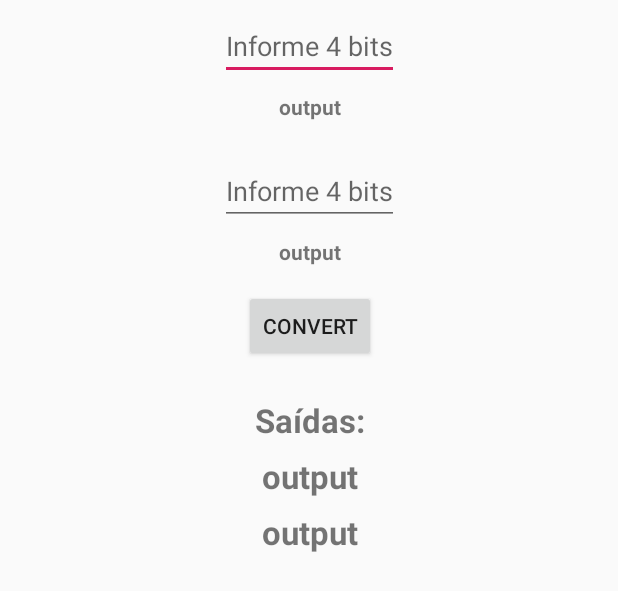
After one commit to bittencourtlima/circuito-somador, an Android app: the layout activity_circuit.xml on its own in the app's theme, with its tools: preview values and no code run, on a phone screen of 412 x 824 dp. The commit adds this screen. Shown: the top 591 px of the screen. Run offline under Robolectric (Android 15) with nearby library versions, the phone set to English and light mode, and no system bars.

Commit message:
Criação da tela e tratamento

```diff
--- /dev/null
+++ b/app/src/main/res/layout/activity_circuit.xml
@@ -0,0 +1,87 @@
+<?xml version="1.0" encoding="utf-8"?>
+<android.support.constraint.ConstraintLayout
+        xmlns:android="http://schemas.android.com/apk/res/android"
+        xmlns:tools="http://schemas.android.com/tools"
+        xmlns:app="http://schemas.android.com/apk/res-auto"
+        android:layout_width="match_parent"
+        android:layout_height="match_parent"
+        tools:context=".CircuitActivity">
+
+    <EditText
+            android:id="@+id/inputBit1"
+            android:layout_width="wrap_content"
+            android:layout_height="wrap_content"
+            android:inputType="number"
+            android:hint="Informe 4 bits" app:layout_constraintEnd_toEndOf="parent" android:layout_marginEnd="8dp"
+            android:layout_marginRight="8dp" app:layout_constraintStart_toStartOf="parent"
+            android:layout_marginLeft="8dp" android:layout_marginStart="8dp" android:layout_marginTop="8dp"
+            app:layout_constraintTop_toTopOf="parent"/>
+
+    <TextView
+            android:id="@+id/outputBit1"
+            android:layout_width="wrap_content"
+            android:layout_height="wrap_content"
+            android:text="output"
+            android:textStyle="bold"
+            app:layout_constraintTop_toBottomOf="@+id/inputBit1" app:layout_constraintEnd_toEndOf="@+id/inputBit1"
+            app:layout_constraintStart_toStartOf="@+id/inputBit1" android:layout_marginTop="8dp"/>
+
+    <EditText
+            android:id="@+id/inputBit2"
+            android:layout_width="wrap_content"
+            android:layout_height="wrap_content"
+            android:inputType="number"
+            android:hint="Informe 4 bits" app:layout_constraintTop_toBottomOf="@+id/outputBit1"
+            app:layout_constraintEnd_toEndOf="@+id/inputBit1"
+            app:layout_constraintStart_toStartOf="@+id/inputBit1" android:layout_marginTop="24dp"/>
+
+    <TextView
+            android:id="@+id/outputBit2"
+            android:layout_width="wrap_content"
+            android:layout_height="wrap_content"
+            android:text="output"
+            android:textStyle="bold"
+            app:layout_constraintTop_toBottomOf="@+id/inputBit2" app:layout_constraintEnd_toEndOf="@+id/inputBit2"
+            app:layout_constraintStart_toStartOf="@+id/inputBit2" android:layout_marginTop="8dp"/>
+
+    <Button
+            android:id="@+id/convert"
+            android:layout_width="wrap_content"
+            android:layout_height="wrap_content"
+            android:text="@string/convert"
+            app:layout_constraintTop_toBottomOf="@+id/outputBit2" app:layout_constraintEnd_toEndOf="@+id/inputBit2"
+            app:layout_constraintStart_toStartOf="@+id/inputBit2" android:layout_marginTop="16dp"/>
+
+    <TextView
+            android:id="@+id/exit"
+            android:layout_width="wrap_content"
+            android:layout_height="wrap_content"
+            android:text="Saídas:"
+            android:textSize="22sp"
+            android:textStyle="bold"
+            app:layout_constraintTop_toBottomOf="@+id/convert" app:layout_constraintEnd_toEndOf="@+id/inputBit2"
+            app:layout_constraintStart_toStartOf="@+id/inputBit2" android:layout_marginTop="24dp"/>
+
+    <TextView
+            android:id="@+id/outputSomaBinary"
+            android:layout_width="wrap_content"
+            android:layout_height="wrap_content"
+            android:text="output"
+            android:textSize="22sp"
+            android:textStyle="bold"
+            app:layout_constraintTop_toBottomOf="@+id/exit" app:layout_constraintEnd_toEndOf="@+id/inputBit2"
+            app:layout_constraintStart_toStartOf="@+id/inputBit2" android:layout_marginTop="8dp"/>
+
+    <TextView
+            android:id="@+id/outputSomaDecimal"
+            android:layout_width="wrap_content"
+            android:layout_height="wrap_content"
+            android:text="output"
+            android:textSize="22sp"
+            android:textStyle="bold"
+            app:layout_constraintTop_toBottomOf="@+id/outputSomaBinary" app:layout_constraintEnd_toEndOf="@+id/inputBit2"
+            app:layout_constraintStart_toStartOf="@+id/inputBit2" android:layout_marginTop="8dp"/>
+
+
+
+</android.support.constraint.ConstraintLayout>
--- a/app/src/main/res/values/strings.xml
+++ b/app/src/main/res/values/strings.xml
@@ -1,3 +1,4 @@
 <resources>
     <string name="app_name">CircuitoSomador</string>
+    <string name="convert">Convert</string>
 </resources>
```
Also changed, not shown: app/src/main/java/anderson/bittencourt/circuitosomador/CircuitActivity.kt (added, +45 -0 lines), app/src/main/java/anderson/bittencourt/circuitosomador/CircuitPresenter.kt (added, +46 -0 lines), app/src/main/java/anderson/bittencourt/circuitosomador/ContractCircuit.kt (added, +13 -0 lines), app/src/main/java/anderson/bittencourt/circuitosomador/MainActivity.kt (deleted, +0 -12 lines), app/src/main/res/layout/activity_main.xml (deleted, +0 -19 lines).
